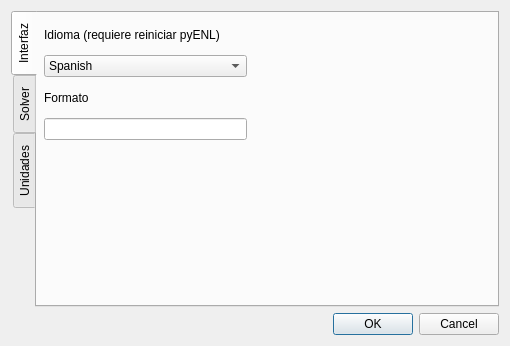
Old version of the form GUI/Settings.ui in the repository jon85p/pyENL.
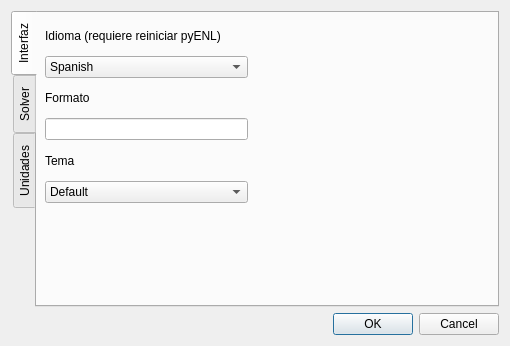
New version of the form.

```diff
--- a/GUI/Settings.ui
+++ b/GUI/Settings.ui
@@ -26,13 +26,13 @@
       <attribute name="title">
        <string>Interfaz</string>
       </attribute>
-      <widget class="QWidget" name="">
+      <widget class="QWidget" name="layoutWidget">
        <property name="geometry">
         <rect>
-         <x>7</x>
-         <y>7</y>
+         <x>8</x>
+         <y>8</y>
          <width>203</width>
-         <height>120</height>
+         <height>182</height>
         </rect>
        </property>
        <layout class="QVBoxLayout" name="verticalLayout_2">
@@ -80,6 +80,40 @@
         <item>
          <widget class="QLineEdit" name="format_line"/>
         </item>
+        <item>
+         <widget class="QLabel" name="label_6">
+          <property name="text">
+           <string>Tema</string>
+          </property>
+         </widget>
+        </item>
+        <item>
+         <widget class="QComboBox" name="temas">
+          <property name="currentText">
+           <string>Default</string>
+          </property>
+          <item>
+           <property name="text">
+            <string>Default</string>
+           </property>
+          </item>
+          <item>
+           <property name="text">
+            <string>BlackDark</string>
+           </property>
+          </item>
+          <item>
+           <property name="text">
+            <string>BreezeDark</string>
+           </property>
+          </item>
+          <item>
+           <property name="text">
+            <string>GrayDark</string>
+           </property>
+          </item>
+         </widget>
+        </item>
        </layout>
       </widget>
      </widget>
```
Left out of the diff: 2 changed lines with no effect on the pictures.
